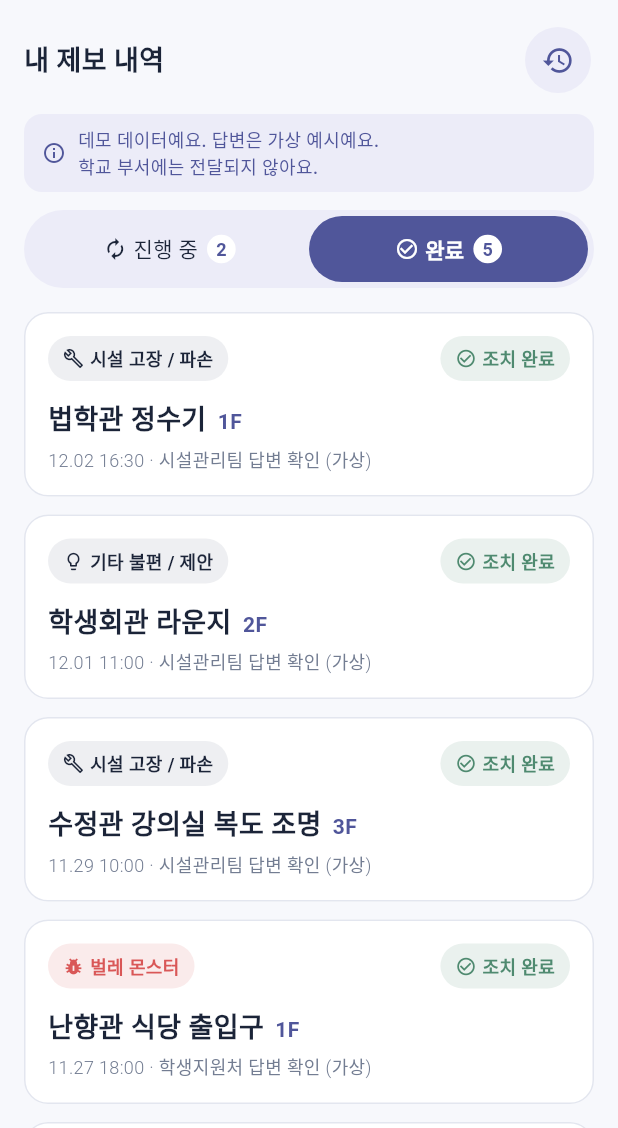
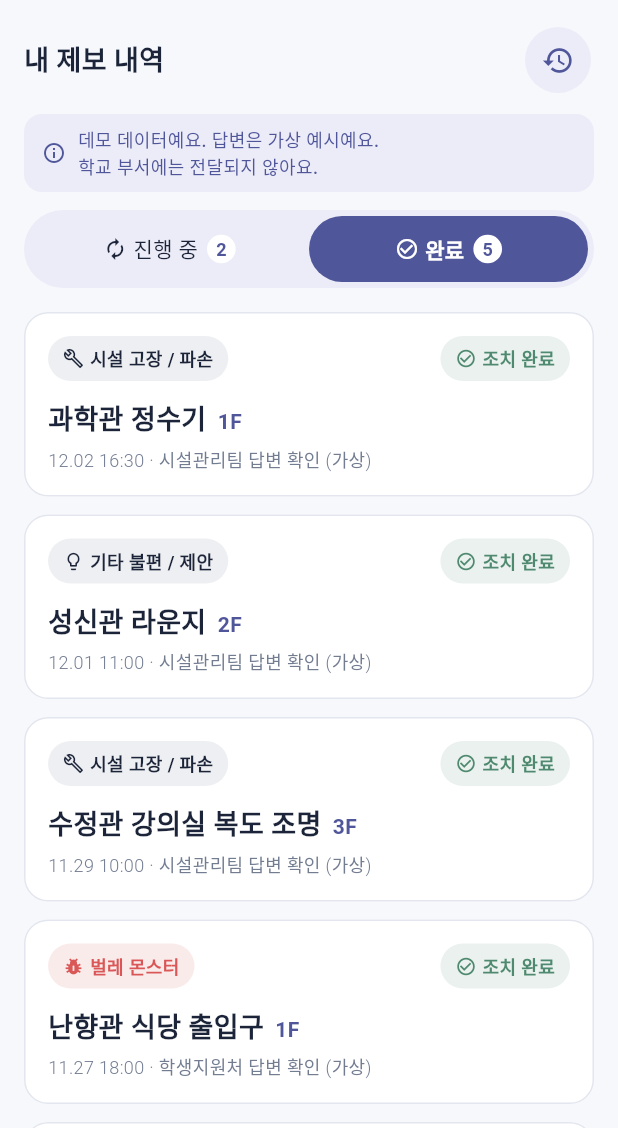
Before and after one commit to 0139702/yogijogi, a Flutter app: the MyPageScreen screen opened directly, after a tap on "완료", on a phone screen of 412 x 824 dp, the part 108-1236 px from its top. Run offline on Flutter 3.47's test engine with Material 3 defaults, Android fonts, the phone set to English and light mode, and no system bars; our stand-ins replace image_picker, material_ui, shared_preferences, webview_flutter; accounts and stored records are empty; Roboto replaces fonts that are missing (Pretendard).

Commit message:
[fix] 캠퍼스 건물명과 검색 키워드 정리

```diff
--- a/yogijogi/lib/features/map/map_screen.dart
+++ b/yogijogi/lib/features/map/map_screen.dart
@@ -256,8 +256,10 @@ class _MapScreenState extends State<MapScreen> {
   static final _buildings = {
     for (final place in PrimePlace.values)
       if (place.bounds == null)
-        place.name: place == PrimePlace.artsBuilding
-            ? '조형관 · 미술대학'
+        place.name:
+            place == PrimePlace.artsBuilding ||
+                place == PrimePlace.artsBuilding2
+            ? '${place.label} · 미술대학'
             : place.label,
   };
 
--- a/yogijogi/lib/features/map/prime_floor.dart
+++ b/yogijogi/lib/features/map/prime_floor.dart
@@ -41,10 +41,12 @@ enum PrimePlace {
     Offset(.43, .40),
   ),
   primeBuilding('프라임관', '프라임관'),
-  artsBuilding('조형관', '조형관'),
-  musicHall('음악관', '음악관'),
+  artsBuilding('조형1관', '조형1관'),
+  artsBuilding2('조형2관', '조형2관'),
+  musicHall('음악대학', '음악대학'),
   sungshinHall('성신관', '성신관'),
-  campusMuseum('박물관', '박물관'),
+  scienceHall('과학관', '과학관'),
+  nanhyangHall('난향관', '난향관'),
   sujeongHallA('수정관 A동', '수정관 A동'),
   sujeongHallB('수정관 B동', '수정관 B동'),
   sujeongHallC('수정관 C동', '수정관 C동'),
@@ -61,8 +63,10 @@ enum PrimePlace {
   String get detail => bounds == null ? '수정캠퍼스 · 건물' : '프라임관 6층 · 층 안내도 기준';
 
   String get searchTerms => switch (this) {
-    primeBuilding => '공학 IT 프라임관 건물',
-    artsBuilding => '미술 디자인 조형관 조형1관 건물',
+    primeBuilding => '공학 과학 IT 프라임관 건물',
+    artsBuilding || artsBuilding2 => '미술 디자인 조형관 미술대학',
+    musicHall => '음악 음악관 음대',
+    scienceHall => '공학 과학 자연과학',
     elevator => '프라임관 6층 엘리베이터 승강기',
     sungshinHall => '성신관 바퀴벌레 벌레 주의',
     _ => bounds == null ? label : '프라임관 6층 강의실 실습실',
--- a/yogijogi/lib/features/mypage/my_reports_repository.dart
+++ b/yogijogi/lib/features/mypage/my_reports_repository.dart
@@ -53,7 +53,7 @@ class DemoMyReportsRepository extends MyReportsRepository {
       _report(
         id: 'demo-2',
         type: '비흡연구역 흡연',
-        location: const ReportLocation('사회과학관 동편 계단', '1F'),
+        location: const ReportLocation('수정관 동편 계단', '1F'),
         description: '계단 출입구 근처에서 담배 냄새가 나요.',
         occurredAt: daysAgo(0, 9, 5),
         history: [(ReportStage.received, daysAgo(0, 9, 5))],
@@ -61,7 +61,7 @@ class DemoMyReportsRepository extends MyReportsRepository {
       _report(
         id: 'demo-3',
         type: '시설 고장 / 파손',
-        location: const ReportLocation('법학관 정수기', '1F'),
+        location: const ReportLocation('과학관 정수기', '1F'),
         description: '정수기 아래로 물이 새고 있어요.',
         occurredAt: daysAgo(2, 10, 0),
         history: [
@@ -80,7 +80,7 @@ class DemoMyReportsRepository extends MyReportsRepository {
       _report(
         id: 'demo-4',
         type: '기타 불편 / 제안',
-        location: const ReportLocation('학생회관 라운지', '2F'),
+        location: const ReportLocation('성신관 라운지', '2F'),
         description: '라운지 의자 몇 개가 흔들려요.',
         occurredAt: daysAgo(4, 15, 0),
         history: [
@@ -135,7 +135,7 @@ class DemoMyReportsRepository extends MyReportsRepository {
       _report(
         id: 'demo-7',
         type: '비흡연구역 흡연',
-        location: const ReportLocation('운정그린캠퍼스 정문 옆', null),
+        location: const ReportLocation('수정캠퍼스 정문 옆', null),
         description: '정문 옆 벤치 주변에 꽁초가 많아요.',
         occurredAt: daysAgo(12, 17, 40),
         history: [
```
Also changed, not shown: 4 other files.
